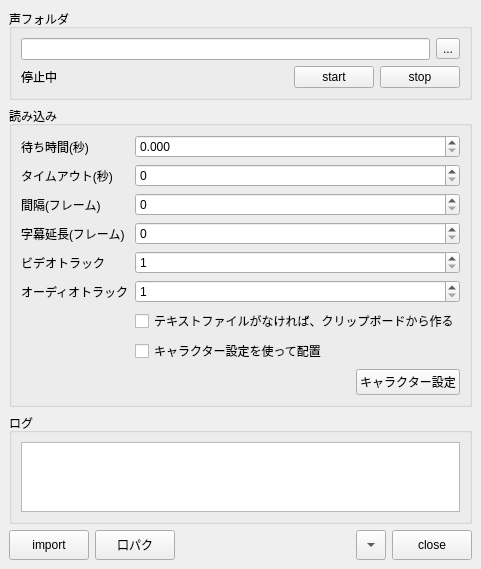
This is app/resolve/Python/rs_resolve/tool/voice_dropper/voice_dropper.ui in nakano000/Resolve_Script as Qt 5 draws it before an edit. The edited form follows.
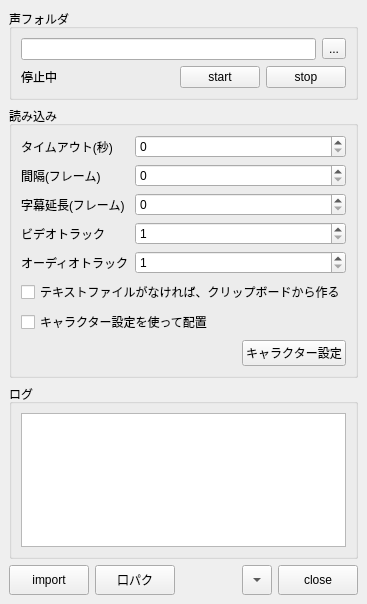
This is the edited form. Custom widgets are drawn as their Qt base class.

```diff
--- a/app/resolve/Python/rs_resolve/tool/voice_dropper/voice_dropper.ui
+++ b/app/resolve/Python/rs_resolve/tool/voice_dropper/voice_dropper.ui
@@ -6,15 +6,15 @@
    <rect>
     <x>0</x>
     <y>0</y>
-    <width>388</width>
-    <height>513</height>
+    <width>340</width>
+    <height>604</height>
    </rect>
   </property>
   <property name="windowTitle">
    <string>MainWindow</string>
   </property>
   <widget class="QWidget" name="centralwidget">
-   <layout class="QVBoxLayout" name="verticalLayout_3">
+   <layout class="QVBoxLayout" name="verticalLayout_4">
     <item>
      <widget class="QGroupBox" name="groupBox_3">
       <property name="title">
@@ -93,57 +93,59 @@
       <property name="title">
        <string>読み込み</string>
       </property>
+      <layout class="QVBoxLayout" name="verticalLayout_3">
+       <item>
       <layout class="QFormLayout" name="formLayout">
        <item row="0" column="0">
-        <widget class="QLabel" name="label_2">
-         <property name="text">
-          <string>待ち時間(秒)</string>
-         </property>
-        </widget>
-       </item>
-       <item row="0" column="1">
-        <widget class="QDoubleSpinBox" name="waitTimeSpinBox">
-         <property name="decimals">
-          <number>3</number>
-         </property>
-        </widget>
-       </item>
-       <item row="1" column="0">
         <widget class="QLabel" name="label_5">
          <property name="text">
           <string>タイムアウト(秒)</string>
          </property>
         </widget>
        </item>
-       <item row="1" column="1">
+         <item row="0" column="1">
         <widget class="QSpinBox" name="timeOutSpinBox">
          <property name="maximum">
           <number>999</number>
          </property>
         </widget>
        </item>
-       <item row="2" column="0">
+         <item row="1" column="0">
         <widget class="QLabel" name="label_3">
          <property name="text">
           <string>間隔(フレーム)</string>
          </property>
         </widget>
        </item>
-       <item row="2" column="1">
+         <item row="1" column="1">
         <widget class="QSpinBox" name="offsetSpinBox">
          <property name="maximum">
           <number>999999999</number>
          </property>
         </widget>
        </item>
-       <item row="4" column="0">
+         <item row="2" column="0">
+          <widget class="QLabel" name="label_6">
+           <property name="text">
+            <string>字幕延長(フレーム)</string>
+           </property>
+          </widget>
+         </item>
+         <item row="2" column="1">
+          <widget class="QSpinBox" name="extendSpinBox">
+           <property name="maximum">
+            <number>999999999</number>
+           </property>
+          </widget>
+         </item>
+         <item row="3" column="0">
         <widget class="QLabel" name="label_4">
          <property name="text">
           <string>ビデオトラック</string>
          </property>
         </widget>
        </item>
-       <item row="4" column="1">
+         <item row="3" column="1">
         <widget class="QSpinBox" name="videoIndexSpinBox">
          <property name="minimum">
           <number>1</number>
@@ -153,14 +155,14 @@
          </property>
         </widget>
        </item>
-       <item row="5" column="0">
+         <item row="4" column="0">
         <widget class="QLabel" name="label">
          <property name="text">
           <string>オーディオトラック</string>
          </property>
         </widget>
        </item>
-       <item row="5" column="1">
+         <item row="4" column="1">
         <widget class="QSpinBox" name="audioIndexSpinBox">
          <property name="minimum">
           <number>1</number>
@@ -170,21 +172,23 @@
          </property>
         </widget>
        </item>
-       <item row="6" column="1">
+        </layout>
+       </item>
+       <item>
         <widget class="QCheckBox" name="makeTextCheckBox">
          <property name="text">
           <string>テキストファイルがなければ、クリップボードから作る</string>
          </property>
         </widget>
        </item>
-       <item row="7" column="1">
+       <item>
         <widget class="QCheckBox" name="useCharaCheckBox">
          <property name="text">
           <string>キャラクター設定を使って配置</string>
          </property>
         </widget>
        </item>
-       <item row="8" column="1">
+       <item>
         <layout class="QHBoxLayout" name="horizontalLayout_4">
          <item>
           <spacer name="horizontalSpacer_3">
@@ -208,20 +212,6 @@
          </item>
         </layout>
        </item>
-       <item row="3" column="0">
-        <widget class="QLabel" name="label_6">
-         <property name="text">
-          <string>字幕延長(フレーム)</string>
-         </property>
-        </widget>
-       </item>
-       <item row="3" column="1">
-        <widget class="QSpinBox" name="extendSpinBox">
-         <property name="maximum">
-          <number>999999999</number>
-         </property>
-        </widget>
-       </item>
       </layout>
      </widget>
     </item>
```
Lines whose indentation alone changed are shown as unchanged.
